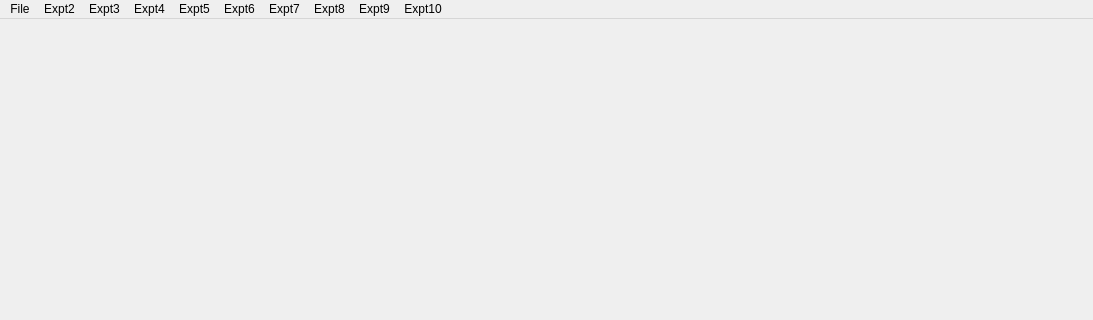
Qt form gui/guiMain.ui (Suniti13/ImageProcessing) before a commit; both pictures show x 0 to 1093 and y 0 to 320 of the 1093 by 667 pixel window.
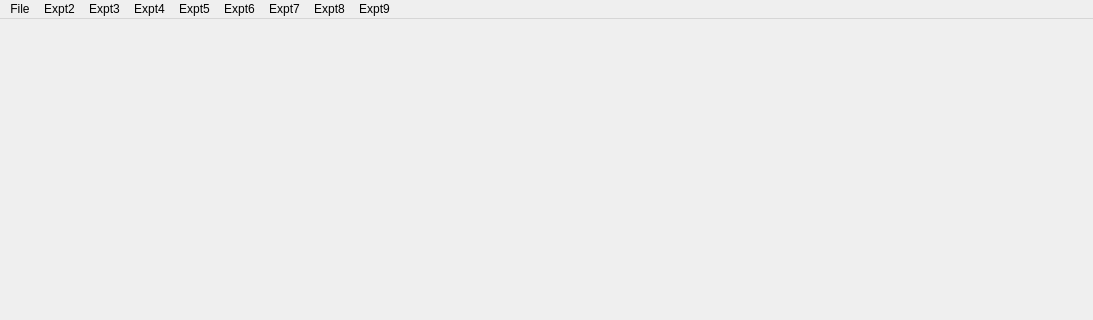
The same form after that commit.

What changed in the file:
```diff
--- a/gui/guiMain.ui
+++ b/gui/guiMain.ui
@@ -66,7 +66,7 @@
      <x>0</x>
      <y>0</y>
      <width>1093</width>
-     <height>36</height>
+     <height>30</height>
     </rect>
    </property>
    <widget class="QMenu" name="menuFile">
@@ -136,12 +136,6 @@
     <addaction name="actionSharpening_Sobel_Filter"/>
     <addaction name="actionSharpening_Prewitt_Filter"/>
    </widget>
-   <widget class="QMenu" name="menuExpt10">
-    <property name="title">
-     <string>Expt10</string>
-    </property>
-    <addaction name="actionCanny_Edge_Detector"/>
-   </widget>
    <addaction name="menuFile"/>
    <addaction name="menuExpt2"/>
    <addaction name="menuExpt3"/>
@@ -151,7 +145,6 @@
    <addaction name="menuExpt6"/>
    <addaction name="menuExpt8"/>
    <addaction name="menuExpt9"/>
-   <addaction name="menuExpt10"/>
   </widget>
   <widget class="QStatusBar" name="statusbar"/>
   <action name="actionOpen">
```
